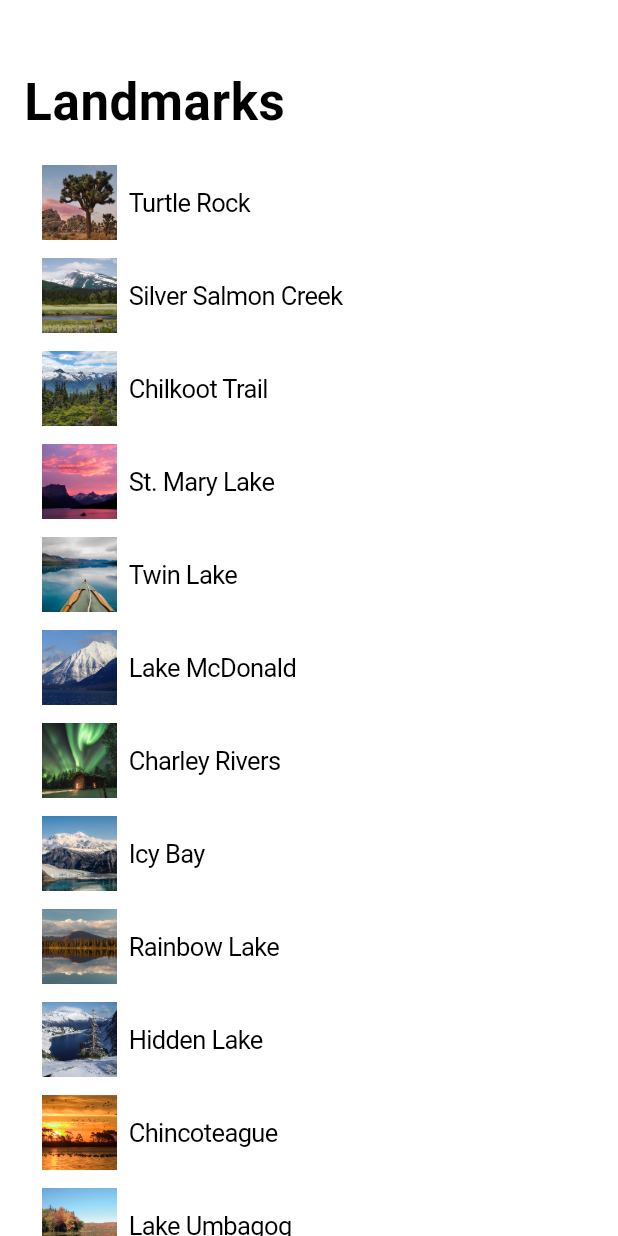
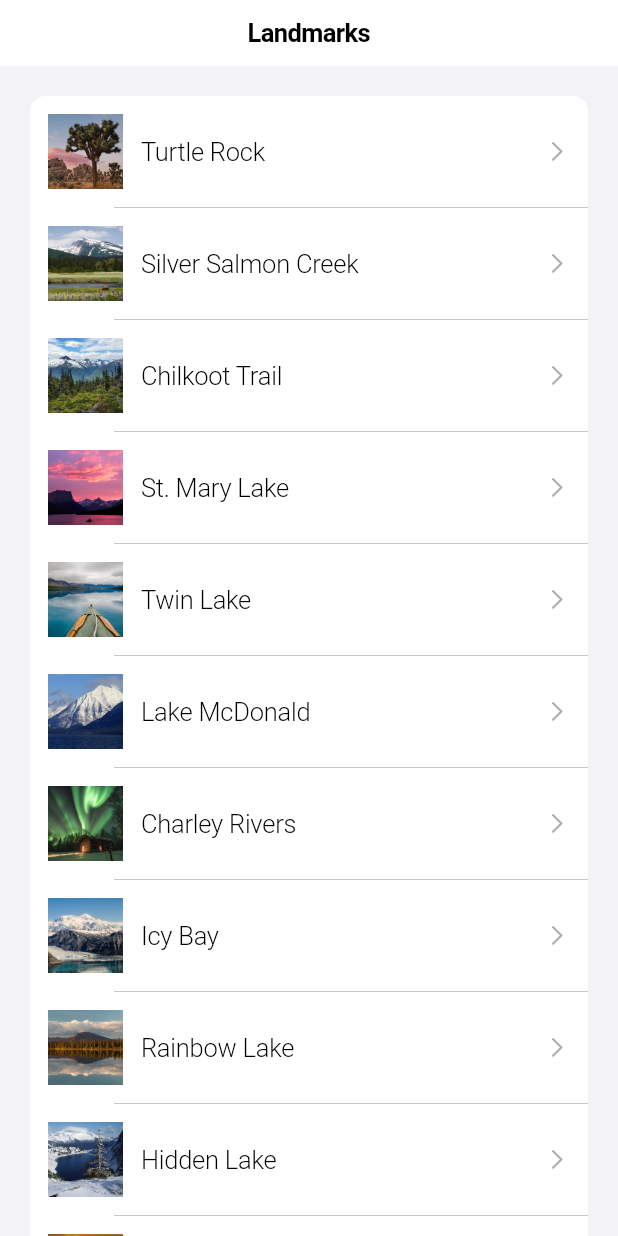
Before and after one commit to timsneath/landmarks_flutter, a Flutter app: the screen it shows after launch, on a phone screen of 412 x 824 dp. Run offline on Flutter 3.47's test engine with Material 2 defaults, Android fonts, the phone set to English and light mode, and no system bars; missing offline and left inert: apple_maps_flutter.

Commit message:
An attempt at pixel accurate insetGrouped

```diff
--- a/lib/pages/landmarks_page.dart
+++ b/lib/pages/landmarks_page.dart
@@ -11,6 +11,9 @@ class LandmarksPage extends StatelessWidget {
   @override
   Widget build(BuildContext context) {
     return CupertinoPageScaffold(
+      navigationBar: const CupertinoNavigationBar(
+        middle: Text('Landmarks'),
+      ),
       child: LandmarkList(landmarks: landmarks),
     );
   }
--- a/lib/widgets/landmark_list.dart
+++ b/lib/widgets/landmark_list.dart
@@ -11,28 +11,12 @@ class LandmarkList extends StatelessWidget {
 
   @override
   Widget build(BuildContext context) {
-    return CustomScrollView(
-      semanticChildCount: landmarks.length,
-      slivers: [
-        const CupertinoSliverNavigationBar(
-          largeTitle: Text('Landmarks'),
-        ),
-        SliverSafeArea(
-          top: false,
-          minimum: const EdgeInsets.only(top: 8),
-          sliver: SliverList(
-            delegate: SliverChildBuilderDelegate(
-              (context, index) {
-                if (index < landmarks.length) {
-                  return LandmarkRow(landmark: landmarks[index]);
-                } else {
-                  return null;
-                }
-              },
-            ),
-          ),
-        ),
-      ],
+    return SafeArea(
+      child: SingleChildScrollView(
+        child: CupertinoListSection.insetGrouped(children: [
+          for (final landmark in landmarks) LandmarkRow(landmark: landmark),
+        ]),
+      ),
     );
   }
 }
--- a/lib/widgets/landmark_row.dart
+++ b/lib/widgets/landmark_row.dart
@@ -10,27 +10,23 @@ class LandmarkRow extends StatelessWidget {
 
   @override
   Widget build(BuildContext context) {
-    return GestureDetector(
+    return CupertinoListTile(
+      padding: EdgeInsets.all(12),
       onTap: () => Navigator.push(
-          context,
-          CupertinoPageRoute(
-            builder: (context) => DetailPage(landmark: landmark),
-          )),
-      child: CupertinoFormRow(
-        child: Row(
-          children: [
-            Padding(
-              padding: const EdgeInsets.symmetric(horizontal: 8),
-              child: SizedBox(
-                height: 50,
-                width: 50,
-                child: Image.asset(landmark.image),
-              ),
-            ),
-            Text(landmark.name),
-          ],
+        context,
+        CupertinoPageRoute(
+          builder: (context) => DetailPage(landmark: landmark),
         ),
       ),
+      leading: Image.asset(landmark.image),
+      leadingSize: 50,
+      leadingToTitle: 12,
+      title: Text(landmark.name,
+          style: CupertinoTheme.of(context)
+              .textTheme
+              .textStyle
+              .copyWith(fontWeight: FontWeight.w300, letterSpacing: -0.15)),
+      trailing: CupertinoListTileChevron(),
     );
   }
 }
```
